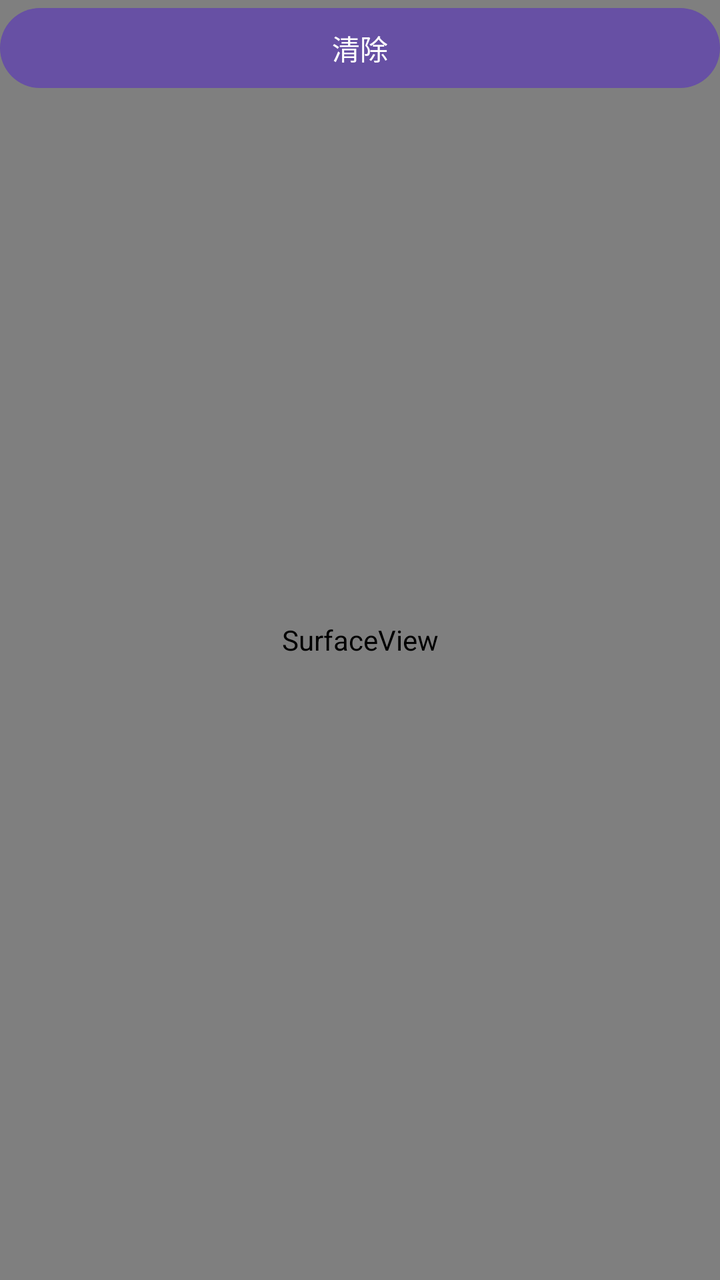
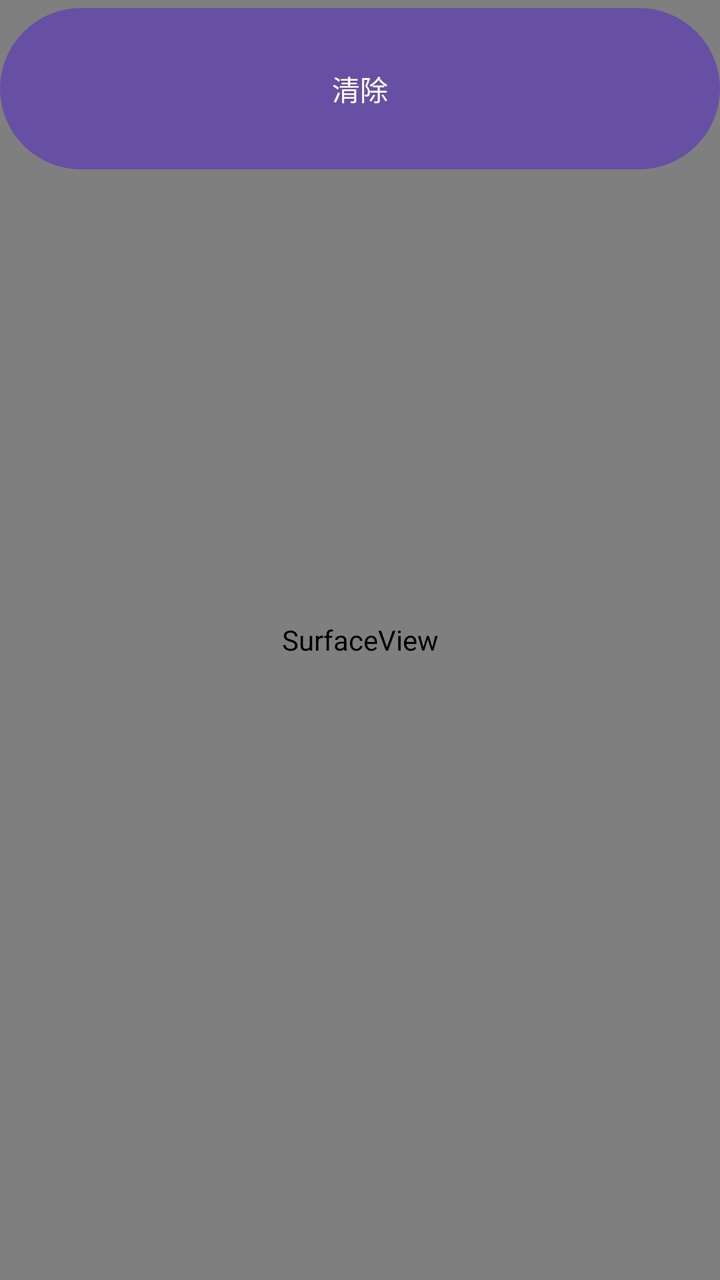

Before-and-after screenshots of an Android layout around one commit, followed by the original layout XML and the change that was made.
<!-- AndroidManifest.xml: application theme Theme.AndroidPractice10_1 -->
<!-- res/layout/activity_main.xml -->
<?xml version="1.0" encoding="utf-8"?>
<FrameLayout xmlns:android="http://schemas.android.com/apk/res/android"
    android:layout_width="match_parent"
    android:layout_height="match_parent"
    android:background="#000000"> 

    <SurfaceView
        android:id="@+id/surface_view"
        android:layout_width="match_parent"
        android:layout_height="match_parent" />
    <Button
        android:id="@+id/button_erase"
        android:text="@string/bt_clean"
        android:layout_width="match_parent"
        android:layout_height="wrap_content" />

</FrameLayout>
<!-- resources referenced by this layout -->
<resources>
  <string name="bt_clean">清除</string>
  <style name="Theme.AndroidPractice10_1" parent="Base.Theme.AndroidPractice10_1" />
  <style name="Base.Theme.AndroidPractice10_1" parent="Theme.Material3.DayNight.NoActionBar">
          
          
      </style>
</resources>

<!-- the commit's change to res/layout/activity_main.xml (unified diff, before → after) -->
@@ -12,6 +12,7 @@
         android:id="@+id/button_erase"
         android:text="@string/bt_clean"
         android:layout_width="match_parent"
-        android:layout_height="wrap_content" />
+        android:layout_height="wrap_content"
+        android:padding="30dp"/>
 
 </FrameLayout>
